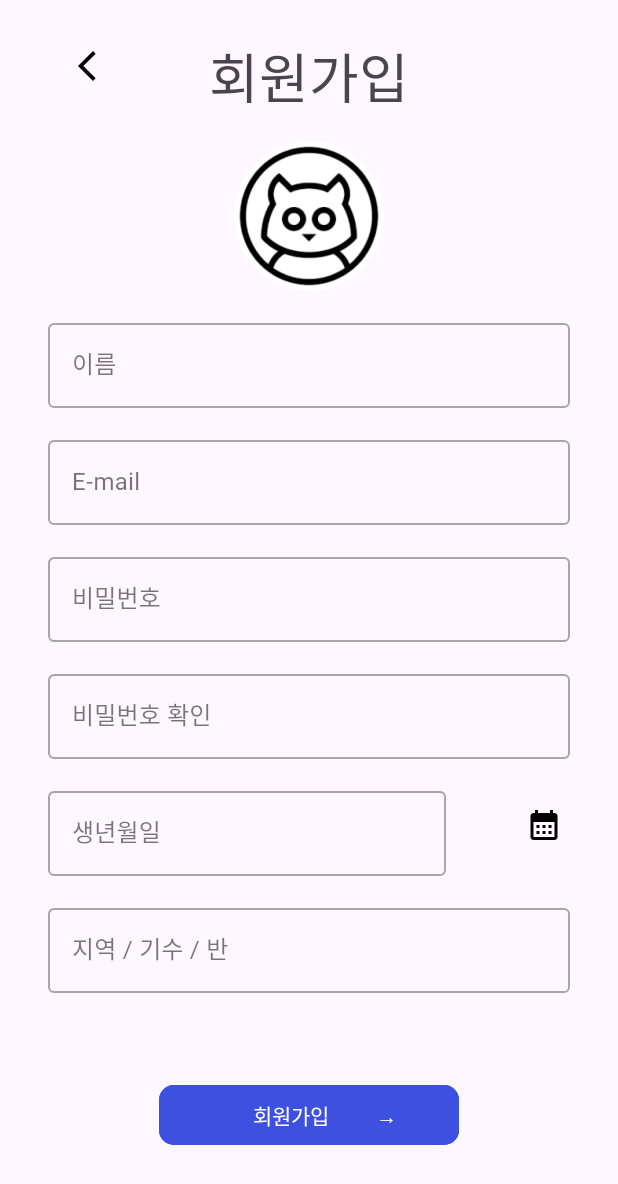
After one commit to Godseye93/ASAF, an Android app: the JoinFragment screen opened through its navigation route, on a phone screen of 412 x 824 dp. The commit adds this screen. Shown: the top 1184 px of the screen. Run offline under Robolectric (Android 15) with nearby library versions, the phone set to English and light mode, and no system bars; our stand-ins replace CircleImageView, navigation-ui.

Commit message:
login & join_0725_cjw

```diff
--- a/frontend/ASAF/app/src/main/java/com/d103/asaf/MainActivity.kt
+++ b/frontend/ASAF/app/src/main/java/com/d103/asaf/MainActivity.kt
@@ -2,10 +2,25 @@ package com.d103.asaf
 
 import androidx.appcompat.app.AppCompatActivity
 import android.os.Bundle
+import androidx.navigation.findNavController
+import androidx.navigation.fragment.NavHostFragment
+import androidx.navigation.fragment.NavHostFragment.Companion.findNavController
+import androidx.navigation.ui.NavigationUI
+import com.d103.asaf.databinding.ActivityMainBinding
 
+private const val TAG = "MainActivity_cjw"
 class MainActivity : AppCompatActivity() {
+
     override fun onCreate(savedInstanceState: Bundle?) {
         super.onCreate(savedInstanceState)
         setContentView(R.layout.activity_main)
+
+        setupNavHost()
+    }
+
+    private fun setupNavHost() {
+        // NavHostFragment를 가져와서 설정합니다.
+        val navHostFragment = supportFragmentManager.findFragmentById(R.id.nav_host_fragment) as NavHostFragment
+        val navController = navHostFragment.navController
     }
 }
--- /dev/null
+++ b/frontend/ASAF/app/src/main/java/com/d103/asaf/ui/join/JoinFragment.kt
@@ -0,0 +1,110 @@
+package com.d103.asaf.ui.join
+
+import android.app.DatePickerDialog
+import android.os.Bundle
+import android.view.LayoutInflater
+import android.view.View
+import android.view.ViewGroup
+import androidx.fragment.app.Fragment
+import androidx.fragment.app.viewModels
+import androidx.navigation.fragment.findNavController
+import com.d103.asaf.R
+import com.d103.asaf.databinding.FragmentJoinBinding
+import com.google.android.material.textfield.TextInputEditText
+import java.util.Calendar
+
+class JoinFragment : Fragment() {
+
+    private lateinit var binding: FragmentJoinBinding
+    private val viewModel: JoinFragmentViewModel by viewModels()
+
+    override fun onCreateView(
+        inflater: LayoutInflater,
+        container: ViewGroup?,
+        savedInstanceState: Bundle?
+    ): View? {
+        binding = FragmentJoinBinding.inflate(inflater, container, false)
+        setupViews()
+        return binding.root
+    }
+
+    private fun setupViews() {
+        binding.fragmentJoinButtonBack.setOnClickListener {
+            // 뒤로가기 버튼 클릭 시, 필요한 화면 전환 처리를 여기서 해줍니다.
+            findNavController().navigate(R.id.action_joinFragment_to_loginFragment)
+        }
+
+        binding.fragmentJoinEditTVBirth.setOnClickListener {
+            showDatePickerDialog()
+        }
+        binding.fragmentJoinLayoutBirth.setOnClickListener{
+            showDatePickerDialog()
+        }
+
+        binding.fragmentJoinButtonSignup.setOnClickListener {
+            val name = binding.fragmentJoinEditTVName.text.toString()
+            val email = binding.fragmentJoinEditTVEmail.text.toString()
+            val password = binding.fragmentJoinEditTVPass.text.toString()
+            val confirmPassword = binding.fragmentJoinEditTVPassConfirm.text.toString()
+            val birth = binding.fragmentJoinEditTVBirth.text.toString()
+            val information = binding.fragmentJoinEditTVInformation.text.toString()
+
+            if (validateInputs(name, email, password, confirmPassword, birth, information)) {
+                // 모든 입력 값이 유효할 경우, 뷰모델의 회원가입 메서드를 호출합니다.
+                viewModel.signup(name, email, password, birth, information)
+                // 서버 혹은 db에 유저 정보 저장
+
+                // login fragment로 이동.
+                findNavController().navigate(R.id.action_joinFragment_to_loginFragment)
+            } else {
+                // 입력 값이 유효하지 않을 경우, 필요한 에러 메시지를 표시하거나 처리해줍니다.
+            }
+        }
+    }
+
+    private fun validateInputs(
+        name: String,
+        email: String,
+        password: String,
+        confirmPassword: String,
+        birth: String,
+        information: String
+    ): Boolean {
+        // 입력 값의 유효성을 검사하는 로직을 구현합니다.
+        // 여기서는 예시로 항상 true를 반환하도록 처리했습니다.
+        // 실제 앱에서는 입력 값의 유효성을 적절히 확인하여 true 또는 false를 반환해야 합니다.
+        return true
+    }
+
+    // 생년월일을 선택하는 달력 다이얼로그를 보여주는 메서드입니다.
+    private fun showDatePickerDialog() {
+        // 현재 날짜를 기본으로 설정합니다.
+        val cal = Calendar.getInstance()
+        val year = cal.get(Calendar.YEAR)
+        val month = cal.get(Calendar.MONTH)
+        val day = cal.get(Calendar.DAY_OF_MONTH)
+
+        // DatePickerDialog를 생성하고 보여줍니다.
+        val datePickerDialog = DatePickerDialog(
+            requireContext(),
+            { _, selectedYear, selectedMonth, selectedDay ->
+                // 날짜가 선택되었을 때 처리할 로직을 여기에 작성합니다.
+                val selectedDate = "$selectedYear-${selectedMonth + 1}-$selectedDay"
+                binding.fragmentJoinEditTVBirth.setText(selectedDate)
+            },
+            year,
+            month,
+            day
+        )
+
+        // fragment_join_editTV_birth를 비활성화합니다.
+//        binding.fragmentJoinEditTVBirth.isEnabled = false
+
+//        datePickerDialog.setOnDismissListener {
+//            // 달력이 닫힐 때 다시 EditText를 활성화합니다.
+//            binding.fragmentJoinEditTVBirth.isEnabled = true
+//        }
+
+        datePickerDialog.show()
+    }
+}
--- /dev/null
+++ b/frontend/ASAF/app/src/main/java/com/d103/asaf/ui/login/LoginFragment.kt
@@ -0,0 +1,58 @@
+package com.d103.asaf.ui.login
+
+import android.os.Bundle
+import android.view.LayoutInflater
+import android.view.View
+import android.view.ViewGroup
+import android.widget.Toast
+import androidx.fragment.app.Fragment
+import androidx.fragment.app.viewModels
+import androidx.lifecycle.Observer
+import com.d103.asaf.R
+import com.d103.asaf.databinding.FragmentLoginBinding
+import androidx.navigation.fragment.findNavController
+
+class LoginFragment : Fragment() {
+
+    private lateinit var binding: FragmentLoginBinding
+    private val viewModel: LoginFragmentViewModel by viewModels()
+
+    override fun onCreateView(
+        inflater: LayoutInflater,
+        container: ViewGroup?,
+        savedInstanceState: Bundle?
+    ): View? {
+        binding = FragmentLoginBinding.inflate(inflater, container, false)
+
+        setupViews()
+        observeViewModel()
+
+        return binding.root
+    }
+
+    private fun setupViews() {
+        binding.fragmentLoginButtonLogin.setOnClickListener {
+            val email = binding.fragmentLoginEditTvId.text.toString()
+            val password = binding.fragmentLoginEditTvPass.text.toString()
+            viewModel.login(email, password)
+        }
+
+        binding.fragmentLoginButtonJoin.setOnClickListener {
+            // 회원가입 버튼 클릭 시 화면 전환 처리 (Navigation Component 사용)
+            findNavController().navigate(R.id.join_fragment)
+        }
+    }
+
+    private fun observeViewModel() {
+        viewModel.loginResult.observe(viewLifecycleOwner, Observer { loginResult ->
+            // 로그인 결과를 처리하는 로직 구현
+            if (loginResult) {
+                // 로그인 성공 시, 처리할 작업
+                Toast.makeText(context, "로그인 되었습니다.", Toast.LENGTH_SHORT).show()
+            } else {
+                // 로그인 실패 시, 처리할 작업
+//                Toast.makeText(context, "ID 혹은 패스워드를 확인해주세요.", Toast.LENGTH_SHORT).show()
+            }
+        })
+    }
+}
--- /dev/null
+++ b/frontend/ASAF/app/src/main/java/com/d103/asaf/ui/login/LoginFragmentViewModel.kt
@@ -0,0 +1,27 @@
+package com.d103.asaf.ui.login
+
+import androidx.lifecycle.LiveData
+import androidx.lifecycle.MutableLiveData
+import androidx.lifecycle.ViewModel
+
+class LoginFragmentViewModel : ViewModel() {
+
+    // 가상의 로그인 결과를 MutableLiveData로 표현 (실제로는 서버와의 통신 등이 필요)
+    private val _loginResult = MutableLiveData<Boolean>()
+    val loginResult: LiveData<Boolean> get() = _loginResult
+
+    // 실제로는 서버와 통신하여 로그인 처리를 해야하지만, 예시를 위해 가상의 로그인 메서드를 구현합니다.
+    fun login(email: String, password: String) {
+        // 여기서 실제 로그인 처리 로직을 구현하고 로그인 결과를 _loginResult에 값을 설정합니다.
+        // 예시: 성공하면 _loginResult.value = true, 실패하면 _loginResult.value = false
+        val success = performFakeLogin(email, password)
+        _loginResult.value = success
+    }
+
+    // 예시를 위한 임시 가상의 로그인 메서드
+    private fun performFakeLogin(email: String, password: String): Boolean {
+        // 여기에 실제 로그인 로직을 구현하고 결과를 반환합니다.
+        // 이 예시에서는 email이 "example@example.com", password가 "password"일 때만 로그인 성공으로 가정합니다.
+        return (email == "example@example.com" && password == "password")
+    }
+}
--- /dev/null
+++ b/frontend/ASAF/app/src/main/res/drawable/baseline_calendar_month_24.xml
@@ -0,0 +1,5 @@
+<vector android:height="24dp" android:tint="#000000"
+    android:viewportHeight="24" android:viewportWidth="24"
+    android:width="24dp" xmlns:android="http://schemas.android.com/apk/res/android">
+    <path android:fillColor="@android:color/white" android:pathData="M19,4h-1V2h-2v2H8V2H6v2H5C3.89,4 3.01,4.9 3.01,6L3,20c0,1.1 0.89,2 2,2h14c1.1,0 2,-0.9 2,-2V6C21,4.9 20.1,4 19,4zM19,20H5V10h14V20zM9,14H7v-2h2V14zM13,14h-2v-2h2V14zM17,14h-2v-2h2V14zM9,18H7v-2h2V18zM13,18h-2v-2h2V18zM17,18h-2v-2h2V18z"/>
+</vector>
--- /dev/null
+++ b/frontend/ASAF/app/src/main/res/drawable/baseline_privacy_tip_24.xml
@@ -0,0 +1,5 @@
+<vector android:height="24dp" android:tint="#000000"
+    android:viewportHeight="24" android:viewportWidth="24"
+    android:width="24dp" xmlns:android="http://schemas.android.com/apk/res/android">
+    <path android:fillColor="@android:color/white" android:pathData="M12,1L3,5v6c0,5.55 3.84,10.74 9,12c5.16,-1.26 9,-6.45 9,-12V5L12,1L12,1zM11,7h2v2h-2V7zM11,11h2v6h-2V11z"/>
+</vector>
--- /dev/null
+++ b/frontend/ASAF/app/src/main/res/drawable/baseline_settings_24.xml
@@ -0,0 +1,5 @@
+<vector android:height="24dp" android:tint="#000000"
+    android:viewportHeight="24" android:viewportWidth="24"
+    android:width="24dp" xmlns:android="http://schemas.android.com/apk/res/android">
+    <path android:fillColor="@android:color/white" android:pathData="M19.14,12.94c0.04,-0.3 0.06,-0.61 0.06,-0.94c0,-0.32 -0.02,-0.64 -0.07,-0.94l2.03,-1.58c0.18,-0.14 0.23,-0.41 0.12,-0.61l-1.92,-3.32c-0.12,-0.22 -0.37,-0.29 -0.59,-0.22l-2.39,0.96c-0.5,-0.38 -1.03,-0.7 -1.62,-0.94L14.4,2.81c-0.04,-0.24 -0.24,-0.41 -0.48,-0.41h-3.84c-0.24,0 -0.43,0.17 -0.47,0.41L9.25,5.35C8.66,5.59 8.12,5.92 7.63,6.29L5.24,5.33c-0.22,-0.08 -0.47,0 -0.59,0.22L2.74,8.87C2.62,9.08 2.66,9.34 2.86,9.48l2.03,1.58C4.84,11.36 4.8,11.69 4.8,12s0.02,0.64 0.07,0.94l-2.03,1.58c-0.18,0.14 -0.23,0.41 -0.12,0.61l1.92,3.32c0.12,0.22 0.37,0.29 0.59,0.22l2.39,-0.96c0.5,0.38 1.03,0.7 1.62,0.94l0.36,2.54c0.05,0.24 0.24,0.41 0.48,0.41h3.84c0.24,0 0.44,-0.17 0.47,-0.41l0.36,-2.54c0.59,-0.24 1.13,-0.56 1.62,-0.94l2.39,0.96c0.22,0.08 0.47,0 0.59,-0.22l1.92,-3.32c0.12,-0.22 0.07,-0.47 -0.12,-0.61L19.14,12.94zM12,15.6c-1.98,0 -3.6,-1.62 -3.6,-3.6s1.62,-3.6 3.6,-3.6s3.6,1.62 3.6,3.6S13.98,15.6 12,15.6z"/>
+</vector>
--- a/frontend/ASAF/app/src/main/res/layout/fragment_join.xml
+++ b/frontend/ASAF/app/src/main/res/layout/fragment_join.xml
@@ -113,24 +113,41 @@
             android:layout_height="wrap_content" />
     </com.google.android.material.textfield.TextInputLayout>
 
-    <com.google.android.material.textfield.TextInputLayout
+    <androidx.appcompat.widget.LinearLayoutCompat
         android:id="@+id/fragment_join_layout_birth"
-        style="@style/Widget.MaterialComponents.TextInputLayout.OutlinedBox"
         android:layout_width="match_parent"
         android:layout_height="wrap_content"
-        android:layout_marginStart="32dp"
-        android:layout_marginTop="16dp"
-        android:layout_marginEnd="32dp"
-        android:hint="생년월일"
+        android:orientation="horizontal"
         app:layout_constraintEnd_toEndOf="parent"
         app:layout_constraintStart_toStartOf="parent"
-        app:layout_constraintTop_toBottomOf="@+id/fragment_join_layout_pass_confirm">
+        app:layout_constraintTop_toBottomOf="@+id/fragment_join_layout_pass_confirm"
+        >
+        <com.google.android.material.textfield.TextInputLayout
+            style="@style/Widget.MaterialComponents.TextInputLayout.OutlinedBox"
+            android:layout_width="0dp"
+            android:layout_weight="4"
+            android:layout_height="wrap_content"
+            android:layout_marginStart="32dp"
+            android:layout_marginTop="16dp"
+            android:layout_marginEnd="32dp"
+            android:hint="생년월일">
+            <com.google.android.material.textfield.TextInputEditText
+                android:id="@+id/fragment_join_editTV_birth"
+                android:layout_width="match_parent"
+                android:layout_height="wrap_content" />
+        </com.google.android.material.textfield.TextInputLayout>
 
-        <com.google.android.material.textfield.TextInputEditText
-            android:id="@+id/fragment_join_editTV_birth"
-            android:layout_width="match_parent"
-            android:layout_height="wrap_content" />
-    </com.google.android.material.textfield.TextInputLayout>
+        <ImageView
+            android:id="@+id/fragment_join_button_calendar"
+            android:layout_width="0dp"
+            android:layout_weight="1"
+            android:layout_height="wrap_content"
+            android:src="@drawable/baseline_calendar_month_24"
+            android:layout_marginRight="16dp"
+            android:layout_marginTop="16dp"
+            android:baselineAlignBottom="true"/>
+    </androidx.appcompat.widget.LinearLayoutCompat>
+
 
     <com.google.android.material.textfield.TextInputLayout
         android:id="@+id/fragment_join_layout_information"
--- a/frontend/ASAF/app/src/main/res/layout/fragment_login.xml
+++ b/frontend/ASAF/app/src/main/res/layout/fragment_login.xml
@@ -75,7 +75,7 @@
         android:layout_marginStart="36dp"
         android:layout_marginTop="24dp"
         android:trackTint="@color/defaultMainColor"
-        app:layout_constraintEnd_toStartOf="@+id/textView7"
+        app:layout_constraintEnd_toStartOf="@+id/fragment_login_textview_autologin"
         app:layout_constraintStart_toStartOf="parent"
         app:layout_constraintTop_toBottomOf="@+id/fragment_login_layout_pass"
         tools:ignore="UseSwitchCompatOrMaterialXml" />
@@ -109,12 +109,12 @@
         android:text="      로그인          →"
         app:cornerRadius="10dp"
         android:backgroundTint="@color/defaultMainColor"
-        app:layout_constraintBottom_toTopOf="@+id/fragment_login_button_signin"
+        app:layout_constraintBottom_toTopOf="@+id/fragment_login_button_join"
         app:layout_constraintEnd_toEndOf="parent"
         app:layout_constraintStart_toStartOf="parent" />
 
     <com.google.android.material.button.MaterialButton
-        android:id="@+id/fragment_login_button_signin"
+        android:id="@+id/fragment_login_button_join"
         android:layout_width="200dp"
         android:layout_height="wrap_content"
         android:layout_marginBottom="32dp"
--- /dev/null
+++ b/frontend/ASAF/app/src/main/res/navigation/nav_graph.xml
@@ -0,0 +1,31 @@
+<navigation xmlns:android="http://schemas.android.com/apk/res/android"
+    xmlns:app="http://schemas.android.com/apk/res-auto"
+    xmlns:tools="http://schemas.android.com/tools"
+    android:id="@+id/nav_graph"
+    app:startDestination="@id/login_fragment">
+
+    <fragment
+        android:id="@+id/login_fragment"
+        android:name="com.d103.asaf.ui.login.LoginFragment"
+        android:label="Login"
+        tools:layout="@layout/fragment_login" />
+
+    <fragment
+        android:id="@+id/join_fragment"
+        android:name="com.d103.asaf.ui.join.JoinFragment"
+        android:label="Join"
+        tools:layout="@layout/fragment_join" />
+
+    <action
+        android:id="@+id/action_joinFragment_to_loginFragment"
+        app:destination="@id/login_fragment"
+        app:popUpTo="@id/join_fragment"
+        app:popUpToInclusive="true" />
+
+    <action
+        android:id="@+id/action_loginFragment_to_joinFragment"
+        app:destination="@id/join_fragment"
+        app:popUpTo="@id/login_fragment"
+        app:popUpToInclusive="true" />
+
+</navigation>
```
Also changed, not shown: frontend/ASAF/app/src/main/java/com/d103/asaf/ui/join/JoinFragmentViewModel.kt (added, +20 -0 lines), frontend/ASAF/app/src/main/res/drawable/baseline_engineering_24.xml (added, +9 -0 lines), frontend/ASAF/app/src/main/res/drawable/baseline_manage_accounts_24.xml (added, +7 -0 lines), frontend/ASAF/app/src/main/res/layout/activity_main.xml (+60 -51 lines), frontend/ASAF/app/src/main/res/layout/fragment_information.xml (added, +139 -0 lines), frontend/ASAF/app/src/main/java/com/d103/asaf/ui/join/시작할 때 삭제하세요.txt (deleted), frontend/ASAF/app/src/main/java/com/d103/asaf/ui/login/시작할 때 삭제하세요.txt (deleted).
